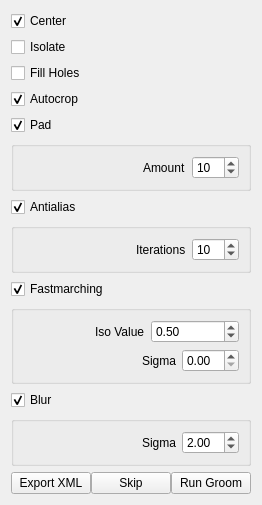
Above: src/Application/Groom/GroomTool.ui from SCIInstitute/ShapeWorks before the change. Below: the same form after it.
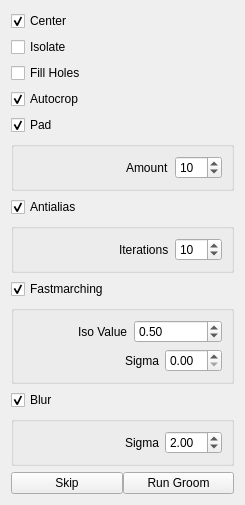
That is the form after the change.

Commit message: preparation for XML parameter file export

Diff of the .ui file:
```diff
--- a/src/Application/Groom/GroomTool.ui
+++ b/src/Application/Groom/GroomTool.ui
@@ -299,13 +299,6 @@
      <property name="spacing">
       <number>0</number>
      </property>
-     <item>
-      <widget class="QPushButton" name="export_xml_button">
-       <property name="text">
-        <string>Export XML</string>
-       </property>
-      </widget>
-     </item>
      <item>
       <widget class="QPushButton" name="skipButton">
        <property name="text">
```
Left out of the diff: 1 changed line with no effect on the pictures. The commit also changes 8 other files.
